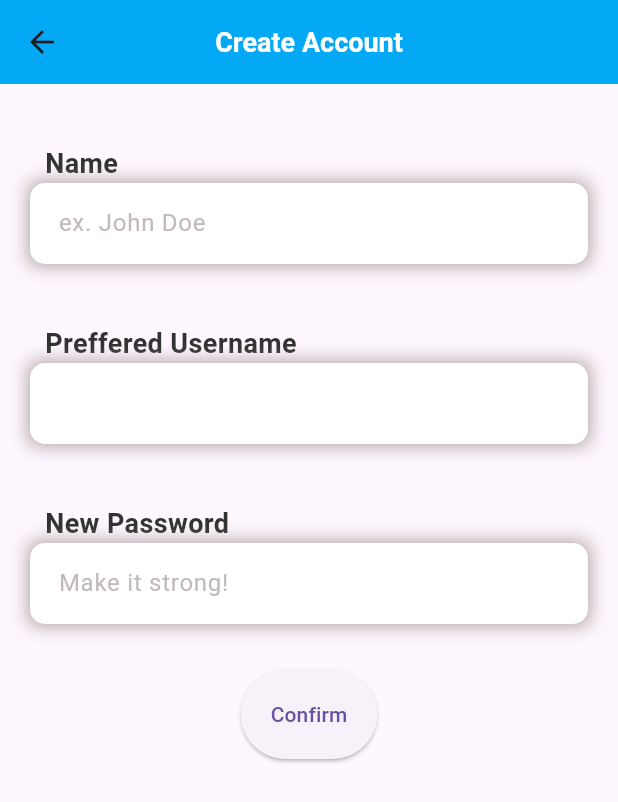
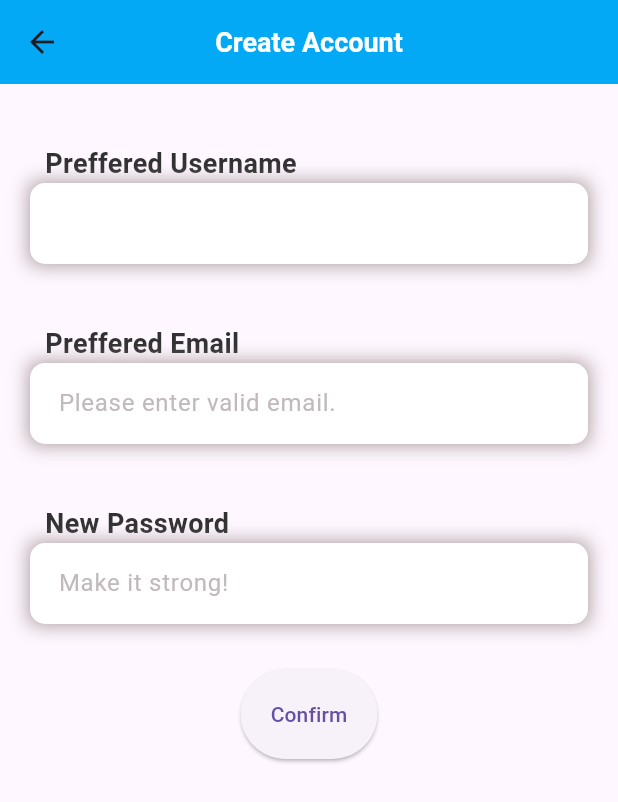
Before and after one commit to mathewsdmitri/befr, a Flutter app: the screen it shows after launch, after a tap on "Login", after a tap on "Sign up", on a phone screen of 412 x 824 dp. Shown: the top 802 px of the screen. Run offline on Flutter 3.47's test engine with Material 3 defaults, Android fonts, the phone set to English and light mode, and no system bars; our stand-ins replace flutter_secure_storage, flutter_svg; network calls fail.

Commit message:
Can use username or email to login

```diff
--- a/lyrix_frontend/lib/account_service.dart
+++ b/lyrix_frontend/lib/account_service.dart
@@ -7,6 +7,13 @@ const String url = 'http://localhost:8000/login'; // FastAPI endpoint
 final storage = FlutterSecureStorage(); // Secure storage instance
 
 Future<bool> sendLoginRequest(BuildContext context, String username, String password) async {
+  String username_test = "";
+  String email_test = "";
+  if (username.contains('@')){
+    email_test = username;
+  }else{
+    username_test = username;
+  }
   print(username);
   print(password);
   try {
@@ -16,8 +23,8 @@ Future<bool> sendLoginRequest(BuildContext context, String username, String pass
         "Content-Type": "application/json",
       },
       body: jsonEncode({
-        'username': username,
-        'email': "",
+        'username': username_test,
+        'email': email_test,
         'password': password,
         'bio': "",
         'access_token': "",
--- a/lyrix_frontend/lib/pages/create_account.dart
+++ b/lyrix_frontend/lib/pages/create_account.dart
@@ -15,6 +15,7 @@ class _CreateAccountPage extends State<CreateAccountPage> {
   // of the TextField.
   final controllerName = TextEditingController();
   final controllerUsername = TextEditingController();
+  final controllerEmail = TextEditingController();
   final controllerPassword = TextEditingController();
 
   @override
@@ -22,6 +23,7 @@ class _CreateAccountPage extends State<CreateAccountPage> {
     // Clean up the controller when the widget is disposed.
     controllerName.dispose();
     controllerUsername.dispose();
+    controllerEmail.dispose();
     controllerPassword.dispose();
     super.dispose();
   }
@@ -36,10 +38,10 @@ class _CreateAccountPage extends State<CreateAccountPage> {
       body: Column(
         crossAxisAlignment: CrossAxisAlignment.start,
         children: [
-          _label('Name'),
-          _textEntryName('ex. John Doe'),
           _label('Preffered Username'),
           _textEntryUsername(''),
+          _label('Preffered Email'),
+          _textEntryEmail('Please enter valid email.'),
           _label('New Password'),
           _textEntryPassword('Make it strong!'),
 
@@ -74,21 +76,27 @@ class _CreateAccountPage extends State<CreateAccountPage> {
             child: SizedBox(
               child: ElevatedButton(
                 onPressed: ()async{
-                  print(controllerName.text);
+                  print(controllerEmail.text);
                   print(controllerUsername.text);
                   print(controllerPassword.text);
                   const String url = "http://localhost:8000/register_user";
                   var body = jsonEncode({
-                    'email':controllerName.text,
+                    'email':controllerEmail.text,
                     'username' : controllerUsername.text,
                     'password' : controllerPassword.text,
                     'bio' : "",
-                    'access_token': ""
+                    'access_token': "",
+                    'refresh_token': ""
                   });
                   final response  = await http.post(Uri.parse(url),
                     headers: {"Content-Type": "application/json"},
                     body:body);
                   print("${response.statusCode}");
+                  Navigator.push(context, MaterialPageRoute(builder: (context) {
+                      return const Scaffold(
+                        body: CreateAccountPage(), //Create account page
+                      );
+                  }));
                 },
                 style: ElevatedButton.styleFrom(
                   padding: const EdgeInsets.all(20)
@@ -121,7 +129,7 @@ class _CreateAccountPage extends State<CreateAccountPage> {
     );
   }
 
-  Container _textEntryName(String example){
+  Container _textEntryUsername(String example){
     return Container(
             margin: const EdgeInsets.only(top: 0, left: 20, right: 20),
             decoration: const BoxDecoration(
@@ -134,7 +142,7 @@ class _CreateAccountPage extends State<CreateAccountPage> {
               ]
             ),
             child: TextField(
-              controller: controllerName,
+              controller: controllerUsername,
               textAlign: TextAlign.left,
               decoration: InputDecoration(
                 filled: true,
@@ -160,7 +168,7 @@ class _CreateAccountPage extends State<CreateAccountPage> {
               ),
             )
     );
-  }Container _textEntryUsername(String example){
+  }Container _textEntryEmail(String example){
     return Container(
             margin: const EdgeInsets.only(top: 0, left: 20, right: 20),
             decoration: const BoxDecoration(
@@ -173,7 +181,7 @@ class _CreateAccountPage extends State<CreateAccountPage> {
               ]
             ),
             child: TextField(
-              controller: controllerUsername,
+              controller: controllerEmail,
               textAlign: TextAlign.left,
               decoration: InputDecoration(
                 filled: true,
--- a/lyrix_frontend/lib/pages/loginPage.dart
+++ b/lyrix_frontend/lib/pages/loginPage.dart
@@ -50,7 +50,7 @@ class _LoginPageState extends State<LoginPage>{
               child: TextField(
                 controller: username,
                 decoration: InputDecoration(
-                    labelText: 'Email',
+                    labelText: 'Email or Username',
                     border: OutlineInputBorder(
                       borderRadius: BorderRadius.circular(10),
                     )),
```
Also changed, not shown: architectural-poc/myproj/pubspec.lock, lyrix_frontend/pubspec.lock, 2 other files.
